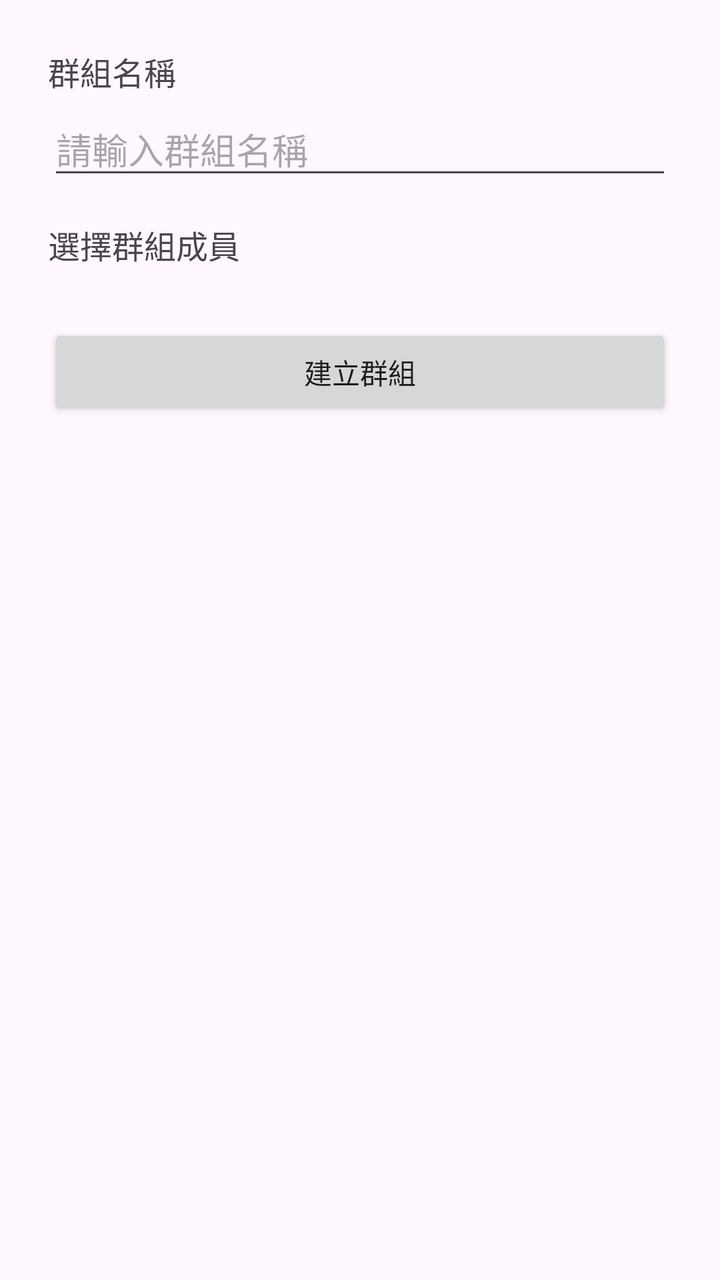
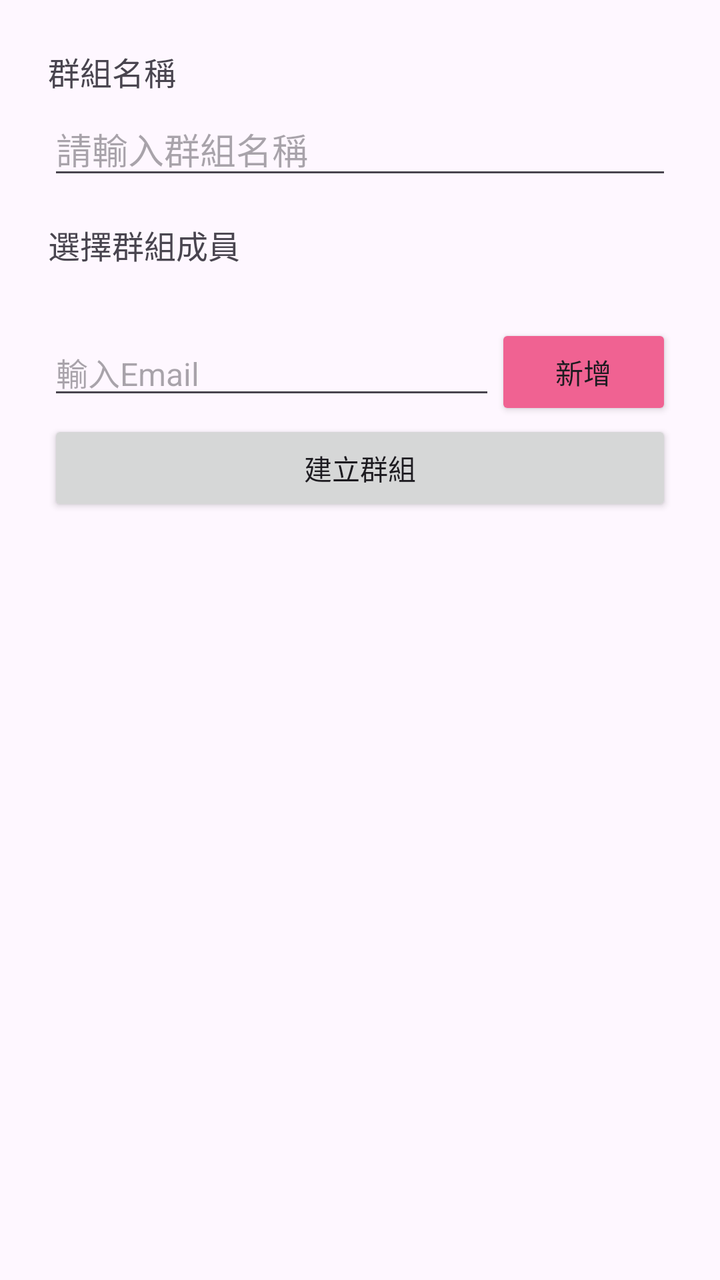

The first picture is an Android layout as it rendered before a commit; the second is the same layout after the commit. The layout source and the unified diff follow.
<!-- AndroidManifest.xml: application theme Theme.DistributionAPP -->
<!-- res/layout/fragment_add_group.xml -->
<?xml version="1.0" encoding="utf-8"?>
<ScrollView xmlns:android="http://schemas.android.com/apk/res/android"
    android:layout_width="match_parent"
    android:layout_height="match_parent"
    android:padding="24dp">

    <LinearLayout
        android:layout_width="match_parent"
        android:layout_height="wrap_content"
        android:orientation="vertical">

        
        <TextView
            android:layout_width="wrap_content"
            android:layout_height="wrap_content"
            android:text="群組名稱"
            android:textSize="16sp"
            android:layout_marginBottom="4dp" />

        <EditText
            android:id="@+id/et_add_group_name"
            android:layout_width="match_parent"
            android:layout_height="wrap_content"
            android:hint="請輸入群組名稱"
            android:inputType="textPersonName"
            android:layout_marginBottom="16dp" />

        
        <TextView
            android:layout_width="wrap_content"
            android:layout_height="wrap_content"
            android:text="選擇群組成員"
            android:textSize="16sp"
            android:layout_marginBottom="4dp" />

        
        <LinearLayout
            android:id="@+id/layout_member_checkboxes"
            android:layout_width="match_parent"
            android:layout_height="wrap_content"
            android:orientation="vertical"
            android:layout_marginBottom="24dp" />

        
        <Button
            android:id="@+id/btn_create_group"
            android:layout_width="match_parent"
            android:layout_height="wrap_content"
            android:text="建立群組" />
    </LinearLayout>
</ScrollView>
<!-- resources referenced by this layout -->
<resources>
  <style name="Theme.DistributionAPP" parent="Base.Theme.DistributionAPP" />
  <style name="Base.Theme.DistributionAPP" parent="Theme.Material3.DayNight.NoActionBar">
          
          
      </style>
</resources>

<!-- the commit's change to res/layout/fragment_add_group.xml (unified diff, before → after) -->
@@ -10,6 +10,7 @@
         android:orientation="vertical">
 
         
+
         <TextView
             android:layout_width="wrap_content"
             android:layout_height="wrap_content"
@@ -34,14 +35,41 @@
             android:layout_marginBottom="4dp" />
 
         
+
         <LinearLayout
             android:id="@+id/layout_member_checkboxes"
             android:layout_width="match_parent"
             android:layout_height="wrap_content"
             android:orientation="vertical"
-            android:layout_marginBottom="24dp" />
+            android:layout_marginBottom="24dp" >
+
+        </LinearLayout>
 
         
+        <LinearLayout
+            android:layout_width="match_parent"
+            android:layout_height="match_parent"
+            android:orientation="horizontal">
+
+            <EditText
+                android:id="@+id/et_add_member"
+                android:layout_width="wrap_content"
+                android:layout_height="wrap_content"
+                android:layout_weight="150"
+                android:ems="10"
+                android:hint="輸入Email"
+                android:inputType="textEmailAddress"
+                android:textSize="16sp" />
+
+            <Button
+                android:id="@+id/btn_add_member"
+                android:layout_width="wrap_content"
+                android:layout_height="wrap_content"
+                android:layout_weight="1"
+                android:backgroundTint="#F06292"
+                android:text="新增" />
+        </LinearLayout>
+
         <Button
             android:id="@+id/btn_create_group"
             android:layout_width="match_parent"
